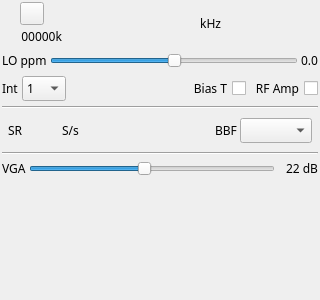
First picture: the form in plugins/samplesink/hackrfoutput/hackrfoutputgui.ui, repository f4exb/sdrangel, before the edit.
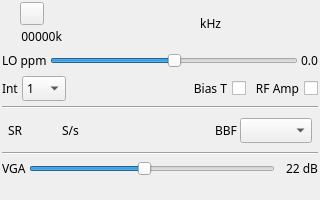
Second picture: the form after the edit. Icons and pictures are not drawn. Custom widgets are drawn as their Qt base class.

Diff of the .ui file:
```diff
--- a/plugins/samplesink/hackrfoutput/hackrfoutputgui.ui
+++ b/plugins/samplesink/hackrfoutput/hackrfoutputgui.ui
@@ -7,7 +7,7 @@
     <x>0</x>
     <y>0</y>
     <width>320</width>
-    <height>300</height>
+    <height>200</height>
    </rect>
   </property>
   <property name="sizePolicy">
@@ -19,7 +19,7 @@
   <property name="minimumSize">
    <size>
     <width>320</width>
-    <height>300</height>
+    <height>200</height>
    </size>
   </property>
   <property name="font">
```
